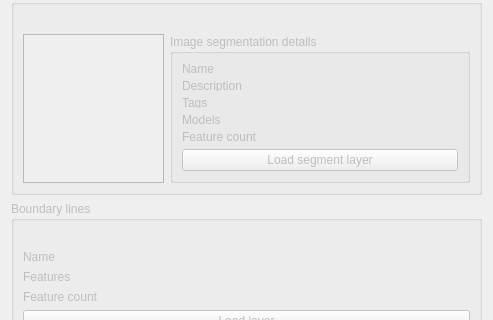
Qt form BoundaryDelineationIts4landWindow.ui (its4land/qgis-boundary-delineation) before a commit; both pictures show x 0 to 493 and y 339 to 659 of the 493 by 758 pixel window.
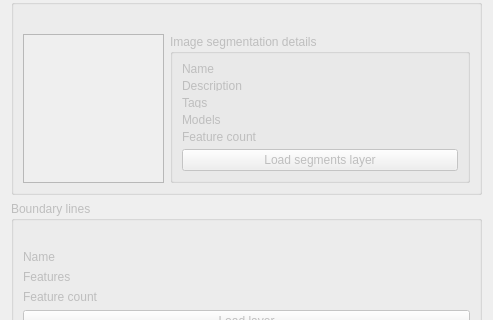
The same form after that commit. Custom widgets are drawn as their Qt base class.

Commit message: fix: update all the lines to "segments layer" instead of "segment layer"

```diff
--- a/BoundaryDelineationIts4landWindow.ui
+++ b/BoundaryDelineationIts4landWindow.ui
@@ -501,7 +501,7 @@
             <string>Load segment layer from its4land platform</string>
            </property>
            <property name="text">
-            <string>Load segment layer</string>
+            <string>Load segments layer</string>
            </property>
           </widget>
          </item>
```
Left out of the diff: 22 changed lines with no effect on the pictures.
